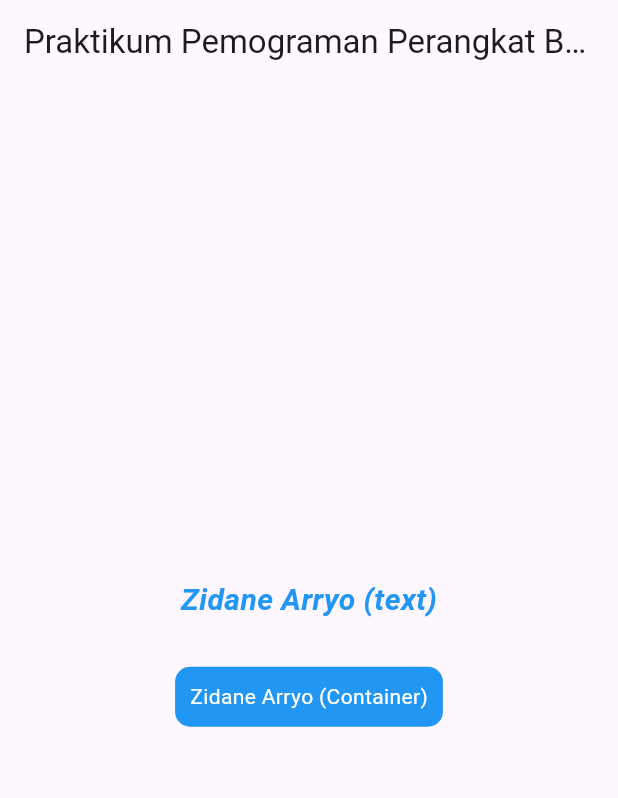
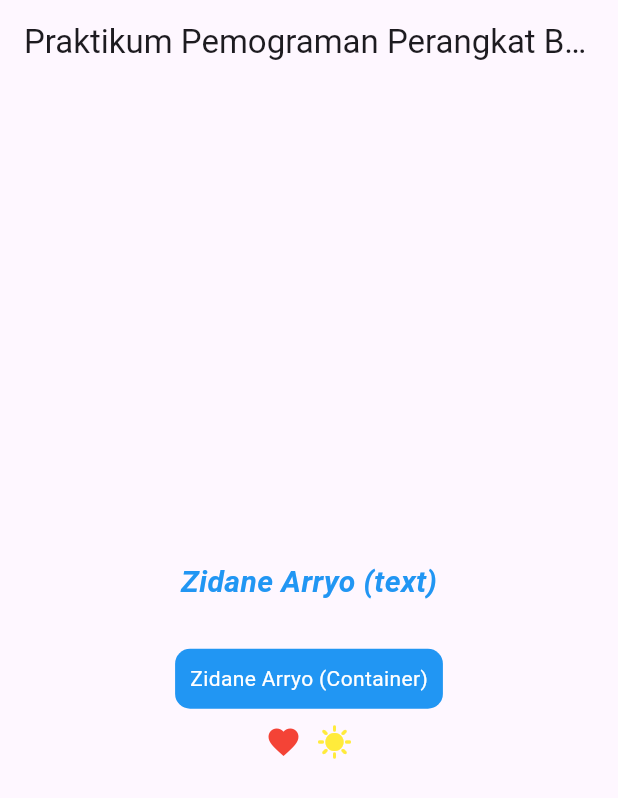
Before and after one commit to Zidanearrs/ZidaneArryo-2211102441095-ppb-widget1, a Flutter app: the screen it shows after launch, on a phone screen of 412 x 824 dp. Shown: the top 798 px of the screen. Run offline on Flutter 3.47's test engine with Material 3 defaults, Android fonts, the phone set to English and light mode, and no system bars.

Commit message:
menambahkan icon

```diff
--- a/lib/main.dart
+++ b/lib/main.dart
@@ -52,6 +52,14 @@ class WidgetDemo extends StatelessWidget {
                   style: TextStyle(color: Colors.white),
                 ),
               ),
+                  Row(
+                mainAxisAlignment: MainAxisAlignment.center,
+                children: [
+                  Icon(Icons.favorite, color: Colors.red),
+                  SizedBox(width: 10),
+                  Icon(Icons.sunny, color: Colors.yellow),
+                ],
+              ),
             ],
           ),
         ),
```
